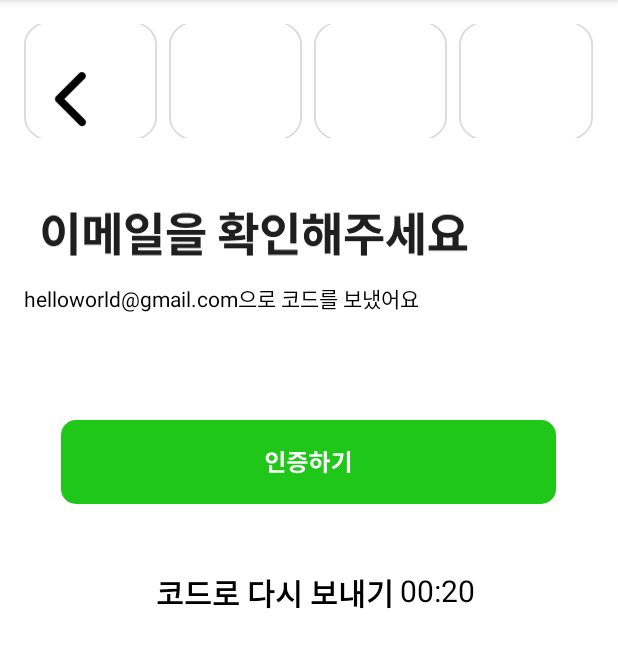
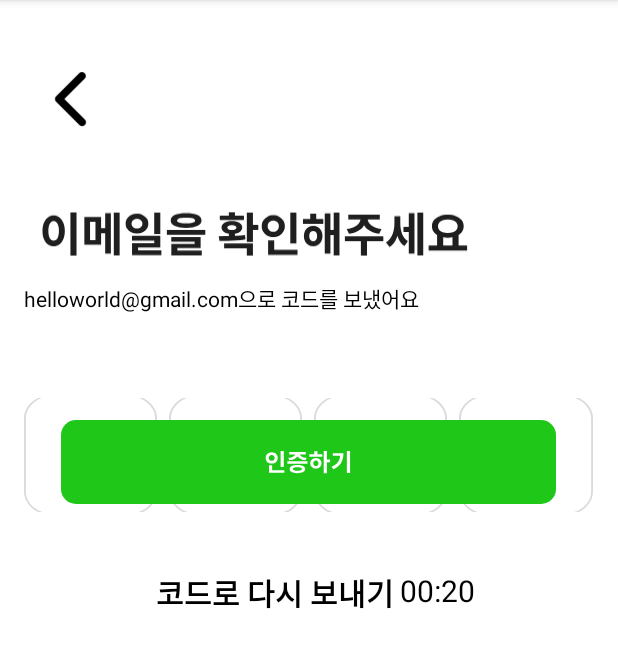
Before and after one commit to UMC-8th-MIRUNI/MIRUNI_Frontend, an Android app: the fragment FindPwdResetFragment shown on its own in the app's theme, on a phone screen of 412 x 824 dp, the part 84-752 px from its top. Run offline under Robolectric (Android 15) with nearby library versions, the phone set to English and light mode, and no system bars.

Commit message:
비밀번호 재설정 코드입력 ui 수정

```diff
--- a/app/src/main/res/layout/fragment_findpwdreset.xml
+++ b/app/src/main/res/layout/fragment_findpwdreset.xml
@@ -9,11 +9,12 @@
         android:layout_width="411dp"
         android:layout_height="108dp"
         android:layout_gravity="center_horizontal"
+        android:layout_marginTop="40dp"
         android:gravity="center"
         android:orientation="horizontal"
         android:padding="16dp"
-        tools:layout_editor_absoluteX="0dp"
-        tools:layout_editor_absoluteY="259dp">
+        app:layout_constraintStart_toStartOf="parent"
+        app:layout_constraintTop_toBottomOf="@+id/textView9">
 
         <EditText
             android:id="@+id/code1"
```
